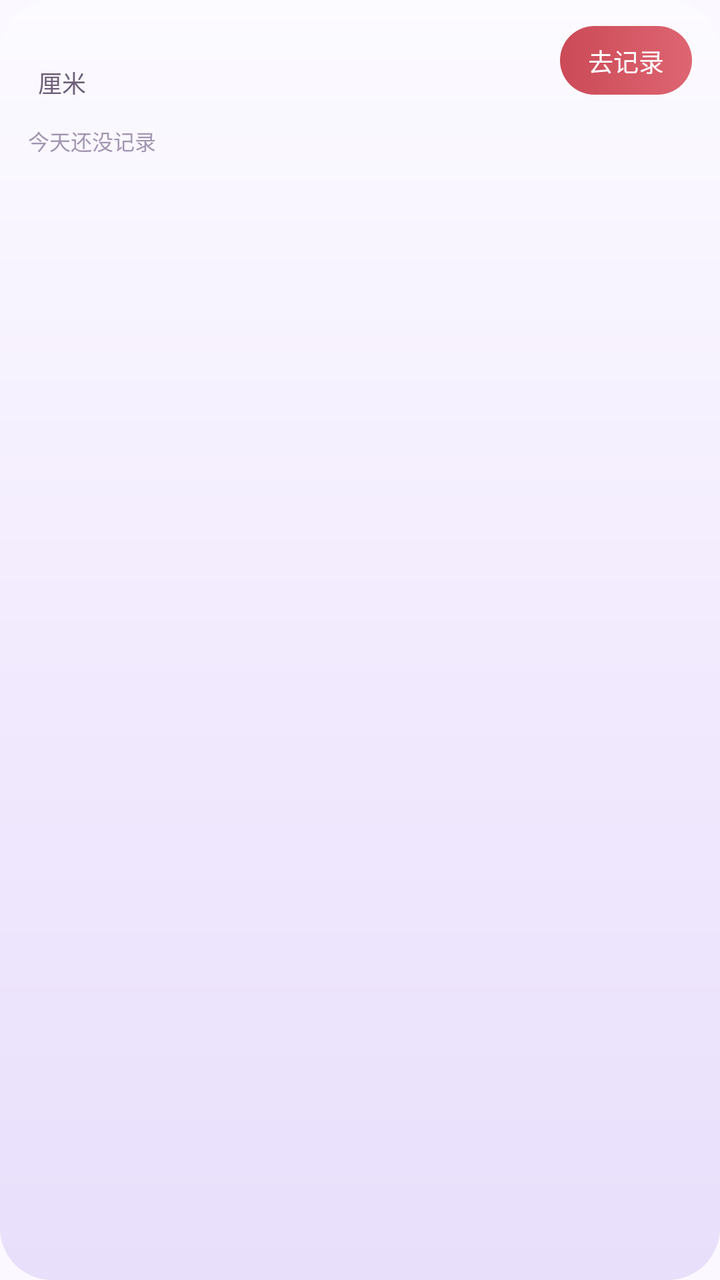
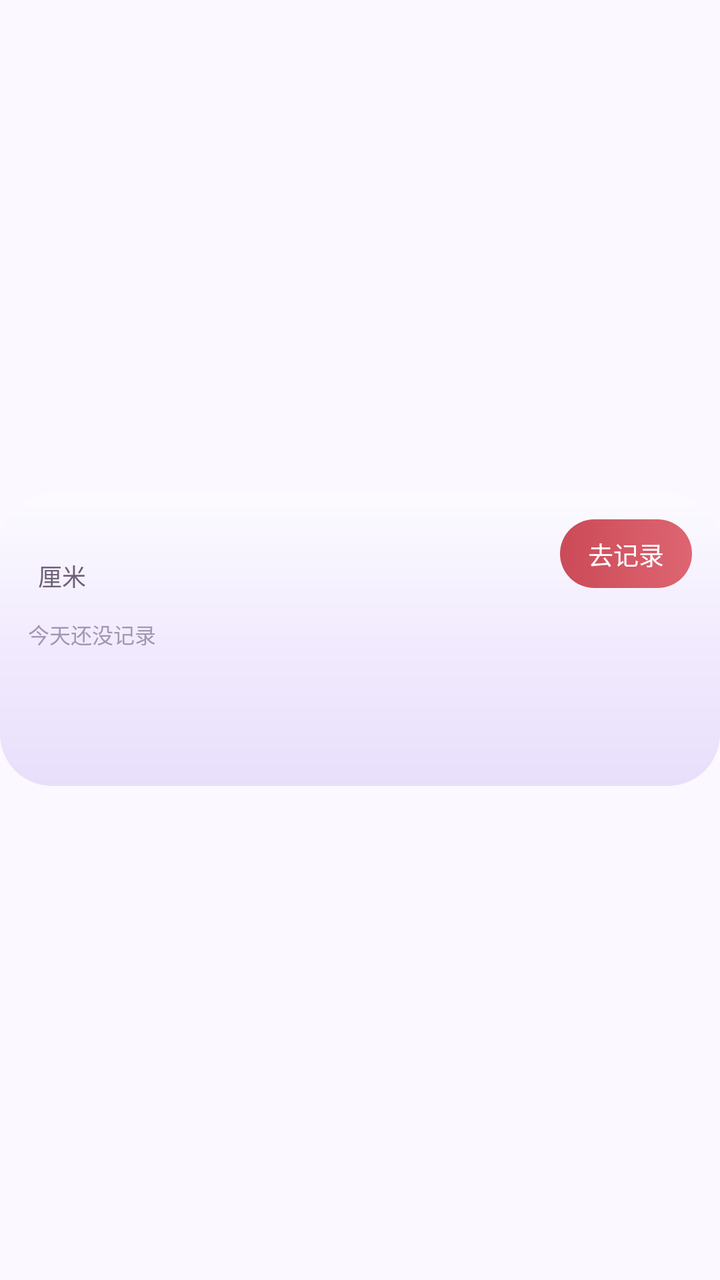

Two renders of the same Android screen: before a commit and after it. Below are the layout's source before the change and the commit's diff.
<!-- AndroidManifest.xml: application theme Theme.DayTally -->
<!-- res/layout/widget_height.xml -->
<?xml version="1.0" encoding="utf-8"?>
<LinearLayout xmlns:android="http://schemas.android.com/apk/res/android"
    android:id="@+id/wh_root"
    android:layout_width="match_parent"
    android:layout_height="match_parent"
    android:orientation="vertical"
    android:paddingLeft="14dp"
    android:paddingTop="13dp"
    android:paddingRight="14dp"
    android:paddingBottom="11dp"
    android:background="@drawable/bg_height">

    
    <LinearLayout
        android:layout_width="match_parent"
        android:layout_height="wrap_content"
        android:orientation="horizontal"
        android:gravity="top">

        <LinearLayout
            android:layout_width="0dp"
            android:layout_height="wrap_content"
            android:layout_weight="1"
            android:orientation="vertical">

            <LinearLayout
                android:layout_width="wrap_content"
                android:layout_height="wrap_content"
                android:orientation="horizontal"
                android:gravity="bottom">

                <TextView
                    android:id="@+id/wh_val"
                    android:layout_width="wrap_content"
                    android:layout_height="wrap_content"
                    android:textSize="38sp"
                    android:textStyle="bold"
                    android:textColor="#2B2338"
                    android:includeFontPadding="false"
                    android:singleLine="true" />

                <TextView
                    android:id="@+id/wh_unit"
                    android:layout_width="wrap_content"
                    android:layout_height="wrap_content"
                    android:layout_marginLeft="5dp"
                    android:layout_marginBottom="2dp"
                    android:text="厘米"
                    android:textSize="12sp"
                    android:textColor="#6E6079"
                    android:includeFontPadding="false"
                    android:singleLine="true" />
            </LinearLayout>

            <TextView
                android:id="@+id/wh_sub"
                android:layout_width="match_parent"
                android:layout_height="wrap_content"
                android:layout_marginTop="5dp"
                android:text="今天还没记录"
                android:textSize="10.5sp"
                android:textColor="#A296B2"
                android:includeFontPadding="false"
                android:singleLine="true" />
        </LinearLayout>

        <TextView
            android:id="@+id/wh_btn"
            android:layout_width="wrap_content"
            android:layout_height="wrap_content"
            android:text="去记录"
            android:textColor="#FFFFFF"
            android:textSize="12.5sp"
            android:paddingLeft="14dp"
            android:paddingTop="8dp"
            android:paddingRight="14dp"
            android:paddingBottom="8dp"
            android:background="@drawable/bg_pill_btn"
            android:includeFontPadding="false"
            android:singleLine="true" />
    </LinearLayout>

    
    
    <LinearLayout
        android:id="@+id/wh_strip"
        android:layout_width="match_parent"
        android:layout_height="wrap_content"
        android:layout_marginTop="10dp"
        android:orientation="horizontal"
        android:weightSum="7">

        <LinearLayout android:layout_width="0dp" android:layout_height="wrap_content" android:layout_weight="1" android:orientation="vertical" android:gravity="center_horizontal">
            <TextView android:id="@+id/hw_0" android:layout_width="wrap_content" android:layout_height="wrap_content" android:textSize="10sp" android:textColor="#9C92AC" android:includeFontPadding="false" android:singleLine="true" />
            <TextView android:id="@+id/hn_0" android:layout_width="wrap_content" android:layout_height="wrap_content" android:layout_marginTop="5dp" android:textSize="13sp" android:textStyle="bold" android:includeFontPadding="false" android:singleLine="true" />
            <TextView android:id="@+id/hd_0" android:layout_width="wrap_content" android:layout_height="wrap_content" android:layout_marginTop="4dp" android:textSize="9.5sp" android:textColor="#A99FB8" android:includeFontPadding="false" android:singleLine="true" />
        </LinearLayout>

        <LinearLayout android:layout_width="0dp" android:layout_height="wrap_content" android:layout_weight="1" android:orientation="vertical" android:gravity="center_horizontal">
            <TextView android:id="@+id/hw_1" android:layout_width="wrap_content" android:layout_height="wrap_content" android:textSize="10sp" android:textColor="#9C92AC" android:includeFontPadding="false" android:singleLine="true" />
            <TextView android:id="@+id/hn_1" android:layout_width="wrap_content" android:layout_height="wrap_content" android:layout_marginTop="5dp" android:textSize="13sp" android:textStyle="bold" android:includeFontPadding="false" android:singleLine="true" />
            <TextView android:id="@+id/hd_1" android:layout_width="wrap_content" android:layout_height="wrap_content" android:layout_marginTop="4dp" android:textSize="9.5sp" android:textColor="#A99FB8" android:includeFontPadding="false" android:singleLine="true" />
        </LinearLayout>

        <LinearLayout android:layout_width="0dp" android:layout_height="wrap_content" android:layout_weight="1" android:orientation="vertical" android:gravity="center_horizontal">
            <TextView android:id="@+id/hw_2" android:layout_width="wrap_content" android:layout_height="wrap_content" android:textSize="10sp" android:textColor="#9C92AC" android:includeFontPadding="false" android:singleLine="true" />
            <TextView android:id="@+id/hn_2" android:layout_width="wrap_content" android:layout_height="wrap_content" android:layout_marginTop="5dp" android:textSize="13sp" android:textStyle="bold" android:includeFontPadding="false" android:singleLine="true" />
            <TextView android:id="@+id/hd_2" android:layout_width="wrap_content" android:layout_height="wrap_content" android:layout_marginTop="4dp" android:textSize="9.5sp" android:textColor="#A99FB8" android:includeFontPadding="false" android:singleLine="true" />
        </LinearLayout>

        <LinearLayout android:layout_width="0dp" android:layout_height="wrap_content" android:layout_weight="1" android:orientation="vertical" android:gravity="center_horizontal">
            <TextView android:id="@+id/hw_3" android:layout_width="wrap_content" android:layout_height="wrap_content" android:textSize="10sp" android:textColor="#9C92AC" android:includeFontPadding="false" android:singleLine="true" />
            <TextView android:id="@+id/hn_3" android:layout_width="wrap_content" android:layout_height="wrap_content" android:layout_marginTop="5dp" android:textSize="13sp" android:textStyle="bold" android:includeFontPadding="false" android:singleLine="true" />
            <TextView android:id="@+id/hd_3" android:layout_width="wrap_content" android:layout_height="wrap_content" android:layout_marginTop="4dp" android:textSize="9.5sp" android:textColor="#A99FB8" android:includeFontPadding="false" android:singleLine="true" />
        </LinearLayout>

        <LinearLayout android:layout_width="0dp" android:layout_height="wrap_content" android:layout_weight="1" android:orientation="vertical" android:gravity="center_horizontal">
            <TextView android:id="@+id/hw_4" android:layout_width="wrap_content" android:layout_height="wrap_content" android:textSize="10sp" android:textColor="#9C92AC" android:includeFontPadding="false" android:singleLine="true" />
            <TextView android:id="@+id/hn_4" android:layout_width="wrap_content" android:layout_height="wrap_content" android:layout_marginTop="5dp" android:textSize="13sp" android:textStyle="bold" android:includeFontPadding="false" android:singleLine="true" />
            <TextView android:id="@+id/hd_4" android:layout_width="wrap_content" android:layout_height="wrap_content" android:layout_marginTop="4dp" android:textSize="9.5sp" android:textColor="#A99FB8" android:includeFontPadding="false" android:singleLine="true" />
        </LinearLayout>

        <LinearLayout android:layout_width="0dp" android:layout_height="wrap_content" android:layout_weight="1" android:orientation="vertical" android:gravity="center_horizontal">
            <TextView android:id="@+id/hw_5" android:layout_width="wrap_content" android:layout_height="wrap_content" android:textSize="10sp" android:textColor="#9C92AC" android:includeFontPadding="false" android:singleLine="true" />
            <TextView android:id="@+id/hn_5" android:layout_width="wrap_content" android:layout_height="wrap_content" android:layout_marginTop="5dp" android:textSize="13sp" android:textStyle="bold" android:includeFontPadding="false" android:singleLine="true" />
            <TextView android:id="@+id/hd_5" android:layout_width="wrap_content" android:layout_height="wrap_content" android:layout_marginTop="4dp" android:textSize="9.5sp" android:textColor="#A99FB8" android:includeFontPadding="false" android:singleLine="true" />
        </LinearLayout>

        <LinearLayout android:layout_width="0dp" android:layout_height="wrap_content" android:layout_weight="1" android:orientation="vertical" android:gravity="center_horizontal">
            <TextView android:id="@+id/hw_6" android:layout_width="wrap_content" android:layout_height="wrap_content" android:textSize="10sp" android:textColor="#9C92AC" android:includeFontPadding="false" android:singleLine="true" />
            <TextView android:id="@+id/hn_6" android:layout_width="wrap_content" android:layout_height="wrap_content" android:layout_marginTop="5dp" android:textSize="13sp" android:textStyle="bold" android:includeFontPadding="false" android:singleLine="true" />
            <TextView android:id="@+id/hd_6" android:layout_width="wrap_content" android:layout_height="wrap_content" android:layout_marginTop="4dp" android:textSize="9.5sp" android:textColor="#A99FB8" android:includeFontPadding="false" android:singleLine="true" />
        </LinearLayout>
    </LinearLayout>

    
    <LinearLayout
        android:layout_width="match_parent"
        android:layout_height="0dp"
        android:layout_weight="1"
        android:orientation="vertical" />
</LinearLayout>
<!-- resources referenced by this layout -->
<resources>
  <!-- drawable bg_height (drawable) -->
  <?xml version="1.0" encoding="utf-8"?>
  <shape xmlns:android="http://schemas.android.com/apk/res/android" android:shape="rectangle">
      <gradient android:type="linear" android:angle="270"
          android:startColor="#FCFBFF" android:centerColor="#F2EBFE" android:endColor="#E8DFFB" />
      <corners android:radius="26dp" />
  </shape>
  <!-- drawable bg_pill_btn (drawable) -->
  <?xml version="1.0" encoding="utf-8"?>
  <shape xmlns:android="http://schemas.android.com/apk/res/android" android:shape="rectangle">
      <gradient android:type="linear" android:angle="180"
          android:startColor="#DE6572" android:endColor="#CB4A57" />
      <corners android:radius="999dp" />
  </shape>
  <style name="Theme.DayTally" parent="Theme.Material3.DayNight.NoActionBar">
          <item name="android:statusBarColor">@color/paper</item>
          <item name="android:navigationBarColor">@color/paper</item>
          <item name="android:windowBackground">@color/paper</item>
          <item name="android:windowLightStatusBar">true</item>
          <item name="android:windowLightNavigationBar">true</item>
      </style>
  <color name="paper">#FBF8FF</color>
</resources>

<!-- the commit's change to res/layout/widget_height.xml (unified diff, before → after) -->
@@ -1,142 +1,145 @@
 <?xml version="1.0" encoding="utf-8"?>
 <LinearLayout xmlns:android="http://schemas.android.com/apk/res/android"
-    android:id="@+id/wh_root"
     android:layout_width="match_parent"
     android:layout_height="match_parent"
-    android:orientation="vertical"
-    android:paddingLeft="14dp"
-    android:paddingTop="13dp"
-    android:paddingRight="14dp"
-    android:paddingBottom="11dp"
-    android:background="@drawable/bg_height">
+    android:orientation="vertical">
 
     
+    <LinearLayout android:layout_width="match_parent" android:layout_height="0dp" android:layout_weight="1" android:orientation="vertical" />
+
     <LinearLayout
+        android:id="@+id/wh_root"
         android:layout_width="match_parent"
         android:layout_height="wrap_content"
-        android:orientation="horizontal"
-        android:gravity="top">
+        android:orientation="vertical"
+        android:paddingLeft="14dp"
+        android:paddingTop="13dp"
+        android:paddingRight="14dp"
+        android:paddingBottom="11dp"
+        android:background="@drawable/bg_height">
 
+        
         <LinearLayout
-            android:layout_width="0dp"
+            android:layout_width="match_parent"
             android:layout_height="wrap_content"
-            android:layout_weight="1"
-            android:orientation="vertical">
+            android:orientation="horizontal"
+            android:gravity="top">
 
             <LinearLayout
-                android:layout_width="wrap_content"
+                android:layout_width="0dp"
                 android:layout_height="wrap_content"
-                android:orientation="horizontal"
-                android:gravity="bottom">
+                android:layout_weight="1"
+                android:orientation="vertical">
+
+                <LinearLayout
+                    android:layout_width="wrap_content"
+                    android:layout_height="wrap_content"
+                    android:orientation="horizontal"
+                    android:gravity="bottom">
+
+                    <TextView
+                        android:id="@+id/wh_val"
+                        android:layout_width="wrap_content"
+                        android:layout_height="wrap_content"
+                        android:textSize="38sp"
+                        android:textStyle="bold"
+                        android:textColor="#2B2338"
+                        android:includeFontPadding="false"
+                        android:singleLine="true" />
+
+                    <TextView
+                        android:id="@+id/wh_unit"
+                        android:layout_width="wrap_content"
+                        android:layout_height="wrap_content"
+                        android:layout_marginLeft="5dp"
+                        android:layout_marginBottom="2dp"
+                        android:text="厘米"
+                        android:textSize="12sp"
+                        android:textColor="#6E6079"
+                        android:includeFontPadding="false"
+                        android:singleLine="true" />
+                </LinearLayout>
 
                 <TextView
-                    android:id="@+id/wh_val"
-                    android:layout_width="wrap_content"
+                    android:id="@+id/wh_sub"
+                    android:layout_width="match_parent"
                     android:layout_height="wrap_content"
-                    android:textSize="38sp"
-                    android:textStyle="bold"
-                    android:textColor="#2B2338"
-                    android:includeFontPadding="false"
-                    android:singleLine="true" />
-
-                <TextView
-                    android:id="@+id/wh_unit"
-                    android:layout_width="wrap_content"
-                    android:layout_height="wrap_content"
-                    android:layout_marginLeft="5dp"
-                    android:layout_marginBottom="2dp"
-                    android:text="厘米"
-                    android:textSize="12sp"
-                    android:textColor="#6E6079"
+                    android:layout_marginTop="5dp"
+                    android:text="今天还没记录"
+                    android:textSize="10.5sp"
+                    android:textColor="#A296B2"
                     android:includeFontPadding="false"
                     android:singleLine="true" />
             </LinearLayout>
 
             <TextView
-                android:id="@+id/wh_sub"
-                android:layout_width="match_parent"
+                android:id="@+id/wh_btn"
+                android:layout_width="wrap_content"
                 android:layout_height="wrap_content"
-                android:layout_marginTop="5dp"
-                android:text="今天还没记录"
-                android:textSize="10.5sp"
-                android:textColor="#A296B2"
+                android:text="去记录"
+                android:textColor="#FFFFFF"
+                android:textSize="12.5sp"
+                android:paddingLeft="14dp"
+                android:paddingTop="8dp"
+                android:paddingRight="14dp"
+                android:paddingBottom="8dp"
+                android:background="@drawable/bg_pill_btn"
                 android:includeFontPadding="false"
                 android:singleLine="true" />
         </LinearLayout>
 
-        <TextView
-            android:id="@+id/wh_btn"
-            android:layout_width="wrap_content"
+        
+        <LinearLayout
+            android:id="@+id/wh_strip"
+            android:layout_width="match_parent"
             android:layout_height="wrap_content"
-            android:text="去记录"
-            android:textColor="#FFFFFF"
-            android:textSize="12.5sp"
-            android:paddingLeft="14dp"
-            android:paddingTop="8dp"
-            android:paddingRight="14dp"
-            android:paddingBottom="8dp"
-            android:background="@drawable/bg_pill_btn"
-            android:includeFontPadding="false"
-            android:singleLine="true" />
-    </LinearLayout>
+            android:layout_marginTop="10dp"
+            android:orientation="horizontal"
+            android:weightSum="7">
 
-    
-    
-    <LinearLayout
-        android:id="@+id/wh_strip"
-        android:layout_width="match_parent"
-        android:layout_height="wrap_content"
-        android:layout_marginTop="10dp"
-        android:orientation="horizontal"
-        android:weightSum="7">
+            <LinearLayout android:layout_width="0dp" android:layout_height="wrap_content" android:layout_weight="1" android:orientation="vertical" android:gravity="center_horizontal">
+                <TextView android:id="@+id/hw_0" android:layout_width="wrap_content" android:layout_height="wrap_content" android:textSize="10sp" android:textColor="#9C92AC" android:includeFontPadding="false" android:singleLine="true" />
+                <TextView android:id="@+id/hn_0" android:layout_width="wrap_content" android:layout_height="wrap_content" android:layout_marginTop="5dp" android:textSize="13sp" android:textStyle="bold" android:includeFontPadding="false" android:singleLine="true" />
+                <TextView android:id="@+id/hd_0" android:layout_width="wrap_content" android:layout_height="wrap_content" android:layout_marginTop="4dp" android:textSize="9.5sp" android:textColor="#A99FB8" android:includeFontPadding="false" android:singleLine="true" />
+            </LinearLayout>
 
-        <LinearLayout android:layout_width="0dp" android:layout_height="wrap_content" android:layout_weight="1" android:orientation="vertical" android:gravity="center_horizontal">
-            <TextView android:id="@+id/hw_0" android:layout_width="wrap_content" android:layout_height="wrap_content" android:textSize="10sp" android:textColor="#9C92AC" android:includeFontPadding="false" android:singleLine="true" />
-            <TextView android:id="@+id/hn_0" android:layout_width="wrap_content" android:layout_height="wrap_content" android:layout_marginTop="5dp" android:textSize="13sp" android:textStyle="bold" android:includeFontPadding="false" android:singleLine="true" />
-            <TextView android:id="@+id/hd_0" android:layout_width="wrap_content" android:layout_height="wrap_content" android:layout_marginTop="4dp" android:textSize="9.5sp" android:textColor="#A99FB8" android:includeFontPadding="false" android:singleLine="true" />
-        </LinearLayout>
+            <LinearLayout android:layout_width="0dp" android:layout_height="wrap_content" android:layout_weight="1" android:orientation="vertical" android:gravity="center_horizontal">
+                <TextView android:id="@+id/hw_1" android:layout_width="wrap_content" android:layout_height="wrap_content" android:textSize="10sp" android:textColor="#9C92AC" android:includeFontPadding="false" android:singleLine="true" />
+                <TextView android:id="@+id/hn_1" android:layout_width="wrap_content" android:layout_height="wrap_content" android:layout_marginTop="5dp" android:textSize="13sp" android:textStyle="bold" android:includeFontPadding="false" android:singleLine="true" />
+                <TextView android:id="@+id/hd_1" android:layout_width="wrap_content" android:layout_height="wrap_content" android:layout_marginTop="4dp" android:textSize="9.5sp" android:textColor="#A99FB8" android:includeFontPadding="false" android:singleLine="true" />
+            </LinearLayout>
 
-        <LinearLayout android:layout_width="0dp" android:layout_height="wrap_content" android:layout_weight="1" android:orientation="vertical" android:gravity="center_horizontal">
-            <TextView android:id="@+id/hw_1" android:layout_width="wrap_content" android:layout_height="wrap_content" android:textSize="10sp" android:textColor="#9C92AC" android:includeFontPadding="false" android:singleLine="true" />
-            <TextView android:id="@+id/hn_1" android:layout_width="wrap_content" android:layout_height="wrap_content" android:layout_marginTop="5dp" android:textSize="13sp" android:textStyle="bold" android:includeFontPadding="false" android:singleLine="true" />
-            <TextView android:id="@+id/hd_1" android:layout_width="wrap_content" android:layout_height="wrap_content" android:layout_marginTop="4dp" android:textSize="9.5sp" android:textColor="#A99FB8" android:includeFontPadding="false" android:singleLine="true" />
-        </LinearLayout>
+            <LinearLayout android:layout_width="0dp" android:layout_height="wrap_content" android:layout_weight="1" android:orientation="vertical" android:gravity="center_horizontal">
+                <TextView android:id="@+id/hw_2" android:layout_width="wrap_content" android:layout_height="wrap_content" android:textSize="10sp" android:textColor="#9C92AC" android:includeFontPadding="false" android:singleLine="true" />
+                <TextView android:id="@+id/hn_2" android:layout_width="wrap_content" android:layout_height="wrap_content" android:layout_marginTop="5dp" android:textSize="13sp" android:textStyle="bold" android:includeFontPadding="false" android:singleLine="true" />
+                <TextView android:id="@+id/hd_2" android:layout_width="wrap_content" android:layout_height="wrap_content" android:layout_marginTop="4dp" android:textSize="9.5sp" android:textColor="#A99FB8" android:includeFontPadding="false" android:singleLine="true" />
+            </LinearLayout>
 
-        <LinearLayout android:layout_width="0dp" android:layout_height="wrap_content" android:layout_weight="1" android:orientation="vertical" android:gravity="center_horizontal">
-            <TextView android:id="@+id/hw_2" android:layout_width="wrap_content" android:layout_height="wrap_content" android:textSize="10sp" android:textColor="#9C92AC" android:includeFontPadding="false" android:singleLine="true" />
-            <TextView android:id="@+id/hn_2" android:layout_width="wrap_content" android:layout_height="wrap_content" android:layout_marginTop="5dp" android:textSize="13sp" android:textStyle="bold" android:includeFontPadding="false" android:singleLine="true" />
-            <TextView android:id="@+id/hd_2" android:layout_width="wrap_content" android:layout_height="wrap_content" android:layout_marginTop="4dp" android:textSize="9.5sp" android:textColor="#A99FB8" android:includeFontPadding="false" android:singleLine="true" />
-        </LinearLayout>
+            <LinearLayout android:layout_width="0dp" android:layout_height="wrap_content" android:layout_weight="1" android:orientation="vertical" android:gravity="center_horizontal">
+                <TextView android:id="@+id/hw_3" android:layout_width="wrap_content" android:layout_height="wrap_content" android:textSize="10sp" android:textColor="#9C92AC" android:includeFontPadding="false" android:singleLine="true" />
+                <TextView android:id="@+id/hn_3" android:layout_width="wrap_content" android:layout_height="wrap_content" android:layout_marginTop="5dp" android:textSize="13sp" android:textStyle="bold" android:includeFontPadding="false" android:singleLine="true" />
+                <TextView android:id="@+id/hd_3" android:layout_width="wrap_content" android:layout_height="wrap_content" android:layout_marginTop="4dp" android:textSize="9.5sp" android:textColor="#A99FB8" android:includeFontPadding="false" android:singleLine="true" />
+            </LinearLayout>
 
-        <LinearLayout android:layout_width="0dp" android:layout_height="wrap_content" android:layout_weight="1" android:orientation="vertical" android:gravity="center_horizontal">
-            <TextView android:id="@+id/hw_3" android:layout_width="wrap_content" android:layout_height="wrap_content" android:textSize="10sp" android:textColor="#9C92AC" android:includeFontPadding="false" android:singleLine="true" />
-            <TextView android:id="@+id/hn_3" android:layout_width="wrap_content" android:layout_height="wrap_content" android:layout_marginTop="5dp" android:textSize="13sp" android:textStyle="bold" android:includeFontPadding="false" android:singleLine="true" />
-            <TextView android:id="@+id/hd_3" android:layout_width="wrap_content" android:layout_height="wrap_content" android:layout_marginTop="4dp" android:textSize="9.5sp" android:textColor="#A99FB8" android:includeFontPadding="false" android:singleLine="true" />
-        </LinearLayout>
+            <LinearLayout android:layout_width="0dp" android:layout_height="wrap_content" android:layout_weight="1" android:orientation="vertical" android:gravity="center_horizontal">
+                <TextView android:id="@+id/hw_4" android:layout_width="wrap_content" android:layout_height="wrap_content" android:textSize="10sp" android:textColor="#9C92AC" android:includeFontPadding="false" android:singleLine="true" />
+                <TextView android:id="@+id/hn_4" android:layout_width="wrap_content" android:layout_height="wrap_content" android:layout_marginTop="5dp" android:textSize="13sp" android:textStyle="bold" android:includeFontPadding="false" android:singleLine="true" />
+                <TextView android:id="@+id/hd_4" android:layout_width="wrap_content" android:layout_height="wrap_content" android:layout_marginTop="4dp" android:textSize="9.5sp" android:textColor="#A99FB8" android:includeFontPadding="false" android:singleLine="true" />
+            </LinearLayout>
 
-        <LinearLayout android:layout_width="0dp" android:layout_height="wrap_content" android:layout_weight="1" android:orientation="vertical" android:gravity="center_horizontal">
-            <TextView android:id="@+id/hw_4" android:layout_width="wrap_content" android:layout_height="wrap_content" android:textSize="10sp" android:textColor="#9C92AC" android:includeFontPadding="false" android:singleLine="true" />
-            <TextView android:id="@+id/hn_4" android:layout_width="wrap_content" android:layout_height="wrap_content" android:layout_marginTop="5dp" android:textSize="13sp" android:textStyle="bold" android:includeFontPadding="false" android:singleLine="true" />
-            <TextView android:id="@+id/hd_4" android:layout_width="wrap_content" android:layout_height="wrap_content" android:layout_marginTop="4dp" android:textSize="9.5sp" android:textColor="#A99FB8" android:includeFontPadding="false" android:singleLine="true" />
-        </LinearLayout>
+            <LinearLayout android:layout_width="0dp" android:layout_height="wrap_content" android:layout_weight="1" android:orientation="vertical" android:gravity="center_horizontal">
+                <TextView android:id="@+id/hw_5" android:layout_width="wrap_content" android:layout_height="wrap_content" android:textSize="10sp" android:textColor="#9C92AC" android:includeFontPadding="false" android:singleLine="true" />
+                <TextView android:id="@+id/hn_5" android:layout_width="wrap_content" android:layout_height="wrap_content" android:layout_marginTop="5dp" android:textSize="13sp" android:textStyle="bold" android:includeFontPadding="false" android:singleLine="true" />
+                <TextView android:id="@+id/hd_5" android:layout_width="wrap_content" android:layout_height="wrap_content" android:layout_marginTop="4dp" android:textSize="9.5sp" android:textColor="#A99FB8" android:includeFontPadding="false" android:singleLine="true" />
+            </LinearLayout>
 
-        <LinearLayout android:layout_width="0dp" android:layout_height="wrap_content" android:layout_weight="1" android:orientation="vertical" android:gravity="center_horizontal">
-            <TextView android:id="@+id/hw_5" android:layout_width="wrap_content" android:layout_height="wrap_content" android:textSize="10sp" android:textColor="#9C92AC" android:includeFontPadding="false" android:singleLine="true" />
-            <TextView android:id="@+id/hn_5" android:layout_width="wrap_content" android:layout_height="wrap_content" android:layout_marginTop="5dp" android:textSize="13sp" android:textStyle="bold" android:includeFontPadding="false" android:singleLine="true" />
-            <TextView android:id="@+id/hd_5" android:layout_width="wrap_content" android:layout_height="wrap_content" android:layout_marginTop="4dp" android:textSize="9.5sp" android:textColor="#A99FB8" android:includeFontPadding="false" android:singleLine="true" />
-        </LinearLayout>
-
-        <LinearLayout android:layout_width="0dp" android:layout_height="wrap_content" android:layout_weight="1" android:orientation="vertical" android:gravity="center_horizontal">
-            <TextView android:id="@+id/hw_6" android:layout_width="wrap_content" android:layout_height="wrap_content" android:textSize="10sp" android:textColor="#9C92AC" android:includeFontPadding="false" android:singleLine="true" />
-            <TextView android:id="@+id/hn_6" android:layout_width="wrap_content" android:layout_height="wrap_content" android:layout_marginTop="5dp" android:textSize="13sp" android:textStyle="bold" android:includeFontPadding="false" android:singleLine="true" />
-            <TextView android:id="@+id/hd_6" android:layout_width="wrap_content" android:layout_height="wrap_content" android:layout_marginTop="4dp" android:textSize="9.5sp" android:textColor="#A99FB8" android:includeFontPadding="false" android:singleLine="true" />
+            <LinearLayout android:layout_width="0dp" android:layout_height="wrap_content" android:layout_weight="1" android:orientation="vertical" android:gravity="center_horizontal">
+                <TextView android:id="@+id/hw_6" android:layout_width="wrap_content" android:layout_height="wrap_content" android:textSize="10sp" android:textColor="#9C92AC" android:includeFontPadding="false" android:singleLine="true" />
+                <TextView android:id="@+id/hn_6" android:layout_width="wrap_content" android:layout_height="wrap_content" android:layout_marginTop="5dp" android:textSize="13sp" android:textStyle="bold" android:includeFontPadding="false" android:singleLine="true" />
+                <TextView android:id="@+id/hd_6" android:layout_width="wrap_content" android:layout_height="wrap_content" android:layout_marginTop="4dp" android:textSize="9.5sp" android:textColor="#A99FB8" android:includeFontPadding="false" android:singleLine="true" />
+            </LinearLayout>
         </LinearLayout>
     </LinearLayout>
 
-    
-    <LinearLayout
-        android:layout_width="match_parent"
-        android:layout_height="0dp"
-        android:layout_weight="1"
-        android:orientation="vertical" />
+    <LinearLayout android:layout_width="match_parent" android:layout_height="0dp" android:layout_weight="1" android:orientation="vertical" />
 </LinearLayout>
